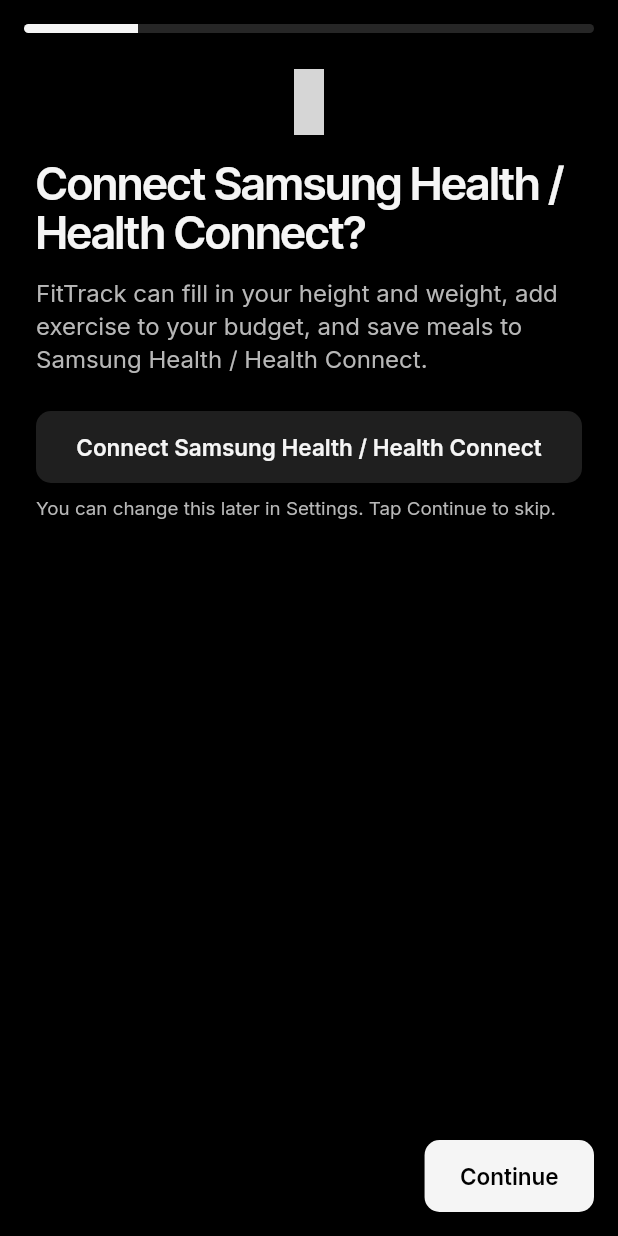
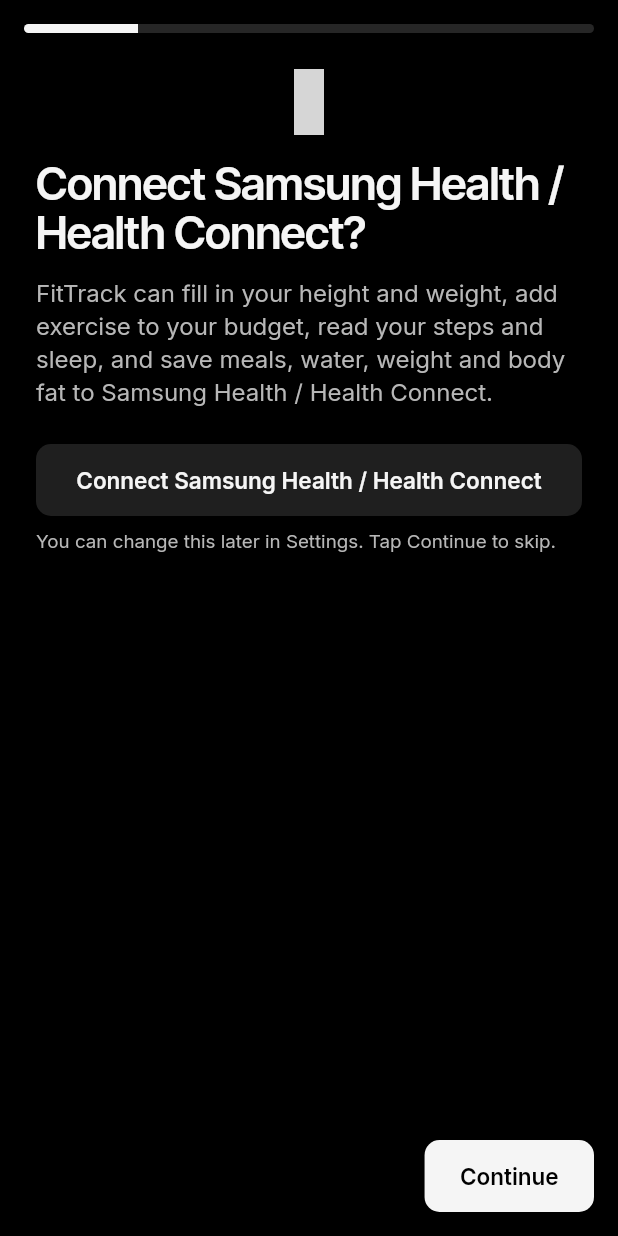
Before and after one commit to EzasPi0321/Fitness-Tracker, a Flutter app: the screen it shows after launch, after a tap on "Set up my plan", on a phone screen of 412 x 824 dp. Run offline on Flutter 3.47's test engine with Material 3 defaults, Android fonts, the phone set to English and light mode, and no system bars; our stand-ins replace fl_chart, flutter_secure_storage, image_picker, material_symbols_icons, shared_preferences; missing offline and left inert: google_mlkit_text_recognition, health, mobile_scanner; accounts and stored records are empty; grey boxes are pictures that could not be loaded.

Commit message:
Toasts close on their own; long status messages wrap [full-build]
- Toasts with an Undo stayed until dismissed (Flutter keeps snack bars with an
  action open by default). Every toast now closes after 2.5 s, or 3 s when it
  has an Undo.
- Status pills (Health connected, not allowed, errors) wrapped their text on
  one line and ran off narrow screens; they now wrap inside the pill.
- Onboarding's Health step lists everything it syncs and drops 'Tap Continue
  to skip' once connected.
- Touch-scroll tests: a finger drag, and a slow press-then-drag on a row,
  scroll every onboarding step and the main tabs on Android.

Co-Authored-By: Claude Opus 5.5 <noreply@anthropic.com>
Claude-Session: https://claude.ai/code/session_01NpydMa6FfrR8LUMnwYAw4H

```diff
--- a/flutter/lib/screens/log/log_flows.dart
+++ b/flutter/lib/screens/log/log_flows.dart
@@ -51,6 +51,8 @@ Future<void> logAndCelebrate(BuildContext context, List<FoodEntry> entries) asyn
           ],
         ],
       ),
+      duration: const Duration(seconds: 3),
+      persist: false, // closes on its own, Undo or not
       action: SnackBarAction(
         label: 'Undo',
         onPressed: () {
--- a/flutter/lib/screens/onboarding/onboarding_screen.dart
+++ b/flutter/lib/screens/onboarding/onboarding_screen.dart
@@ -88,6 +88,7 @@ class _OnboardingScreenState extends State<OnboardingScreen> {
           content: Text(
             _draft.name.isEmpty ? 'Welcome to FitTrack' : 'Welcome, ${_draft.firstName}. Your plan is ready.',
           ),
+          duration: const Duration(milliseconds: 2500),
         ),
       );
     }
@@ -266,7 +267,8 @@ class _OnboardingScreenState extends State<OnboardingScreen> {
         Text('Connect $name?', style: tt.headlineMedium),
         const SizedBox(height: S.md),
         Text(
-          'FitTrack can fill in your height and weight, add exercise to your budget, and save meals to $name.',
+          'FitTrack can fill in your height and weight, add exercise to your budget, read your steps and sleep, '
+          'and save meals, water, weight and body fat to $name.',
           style: tt.bodyLarge!.copyWith(color: t.muted),
         ),
         const SizedBox(height: S.xl),
@@ -289,7 +291,7 @@ class _OnboardingScreenState extends State<OnboardingScreen> {
           const SizedBox(height: S.md),
           StatusPill(
             text: state.healthMissing.isEmpty
-                ? 'Connected to $name. Tap Continue.'
+                ? 'Connected to $name.'
                 : 'Connected. Not allowed: ${state.healthMissing.join(', ')}',
             color: state.healthMissing.isEmpty ? t.good : t.warn,
             icon: Symbols.check,
@@ -300,7 +302,12 @@ class _OnboardingScreenState extends State<OnboardingScreen> {
           StatusPill(text: state.healthError!, color: t.warn, icon: Symbols.info),
         ],
         const SizedBox(height: S.sm),
-        Text('You can change this later in Settings. Tap Continue to skip.', style: tt.bodySmall),
+        Text(
+          state.healthEnabled
+              ? 'You can change what’s shared later in Settings.'
+              : 'You can change this later in Settings. Tap Continue to skip.',
+          style: tt.bodySmall,
+        ),
       ],
     );
   }
```
Also changed, not shown: flutter/lib/widgets/common.dart (+20 -9 lines), 1 other file.
